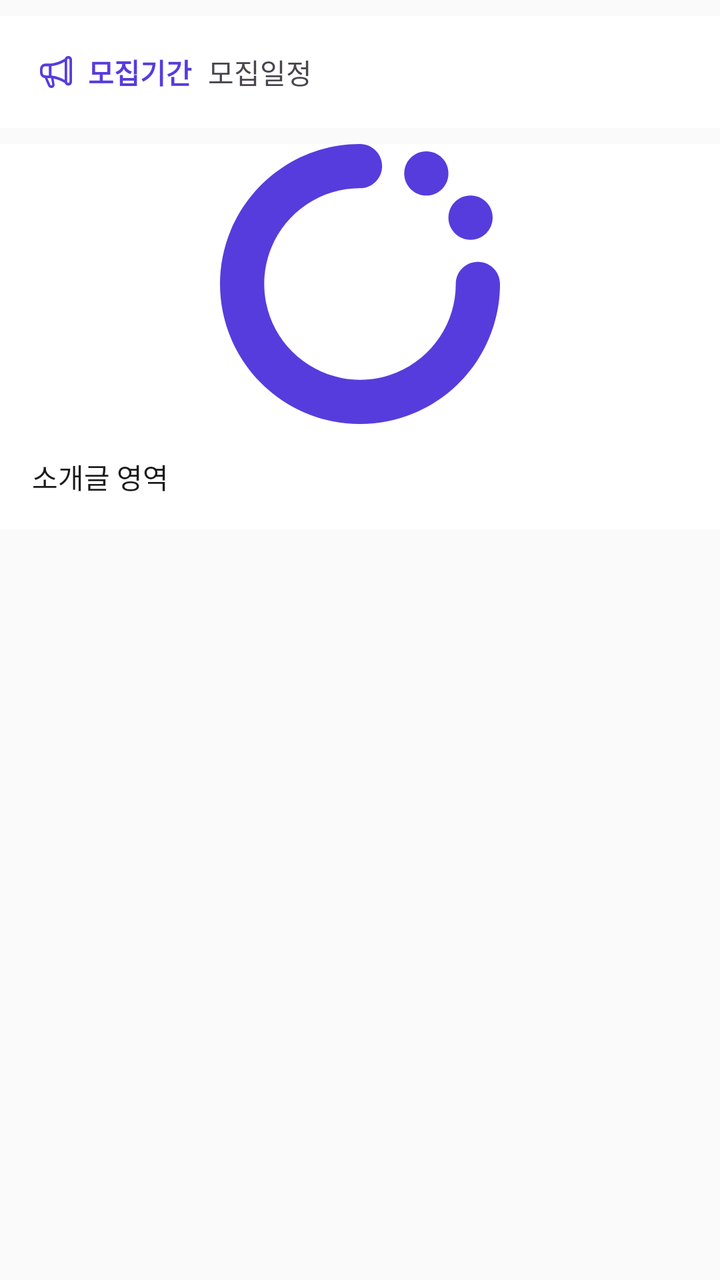
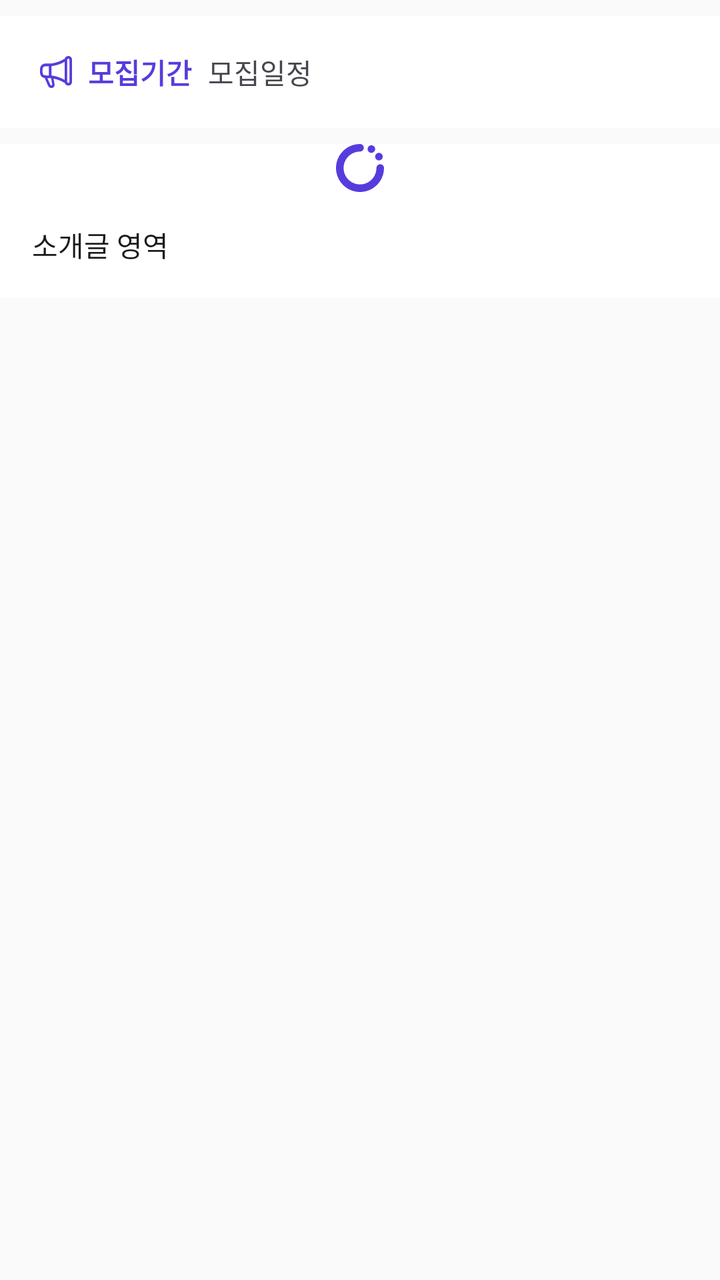

An Android layout rendered at two revisions. The XML below is the earlier revision; the diff shows what the commit changed to produce the second picture.
<!-- AndroidManifest.xml: application theme Theme.CircleOn -->
<!-- res/layout/fragment_circle_detail_introduction.xml -->
<?xml version="1.0" encoding="utf-8"?>
<androidx.core.widget.NestedScrollView xmlns:android="http://schemas.android.com/apk/res/android"
    xmlns:tools="http://schemas.android.com/tools"
    android:layout_width="match_parent"
    android:layout_height="match_parent"
    android:background="@color/grey_1"
    android:orientation="vertical"
    tools:context=".view.screen.home.CircleDetailIntroductionFragment">

    <androidx.appcompat.widget.LinearLayoutCompat
        android:layout_width="match_parent"
        android:layout_height="wrap_content"
        android:orientation="vertical">

        <androidx.appcompat.widget.LinearLayoutCompat
            android:layout_width="match_parent"
            android:layout_height="wrap_content"
            android:layout_marginTop="@dimen/margin_padding_small"
            android:padding="@dimen/margin_padding_large"
            android:orientation="horizontal"
            android:gravity="center_vertical"
            android:background="@color/white">

            <androidx.appcompat.widget.AppCompatImageView
                android:layout_width="wrap_content"
                android:layout_height="wrap_content"
                android:src="@drawable/ic_announcement"/>

            <androidx.appcompat.widget.AppCompatTextView
                android:layout_width="wrap_content"
                android:layout_height="wrap_content"
                android:layout_marginStart="@dimen/margin_padding_extremely_small"
                android:textAppearance="@style/default_bold_text"
                android:textColor="@color/purple_5"
                android:text="@string/text_recruitment_date"/>

            <androidx.appcompat.widget.AppCompatTextView
                android:id="@+id/txtRecruitmentDate"
                android:layout_width="wrap_content"
                android:layout_height="wrap_content"
                android:layout_marginStart="@dimen/margin_padding_small"
                android:text="모집일정"/>

        </androidx.appcompat.widget.LinearLayoutCompat>

        <androidx.appcompat.widget.AppCompatImageView
            android:id="@+id/imgCircleIntroduction"
            android:layout_width="match_parent"
            android:layout_height="140dp"
            android:layout_marginTop="@dimen/margin_padding_small"
            android:background="@color/white"
            android:src="@drawable/logo_main"/>

        <TextView
            android:id="@+id/txtCircleIntroductionContent"
            android:layout_width="match_parent"
            android:layout_height="wrap_content"
            android:padding="@dimen/margin_padding_large"
            android:textSize="@dimen/text_size_default"
            android:textColor="@color/grey_9"
            android:background="@color/white"
            android:text="소개글 영역"/>

    </androidx.appcompat.widget.LinearLayoutCompat>

</androidx.core.widget.NestedScrollView>
<!-- resources referenced by this layout -->
<resources>
  <color name="grey_1">#FAFAFA</color>
  <color name="grey_9">#1A1A1A</color>
  <color name="purple_5">#573CDD</color>
  <color name="white">#FFFFFFFF</color>
  <dimen name="margin_padding_extremely_small">4dp</dimen>
  <dimen name="margin_padding_large">16dp</dimen>
  <dimen name="margin_padding_small">8dp</dimen>
  <dimen name="text_size_default">14sp</dimen>
  <!-- drawable ic_announcement (drawable) -->
  <vector xmlns:android="http://schemas.android.com/apk/res/android"
      android:width="24dp"
      android:height="24dp"
      android:viewportWidth="24"
      android:viewportHeight="24">
    <path
        android:pathData="M4,11.953C4,13.741 4.83,14.803 6.382,15.033L7.914,18.622C8.305,19.548 8.852,20 9.668,20C10.728,20 11.491,19.189 11.261,17.918L10.789,15.291C12.698,15.686 14.622,16.425 16.396,17.509C16.639,18.284 17.294,18.787 18.151,18.787C19.237,18.787 20,17.976 20,16.813V5.974C20,4.811 19.237,4 18.151,4C17.274,4 16.606,4.531 16.376,5.342C14.291,6.656 11.625,7.517 9.5,7.761H7.037C5.066,7.761 4,8.86 4,10.884V11.953ZM17.577,16.813V5.974C17.577,5.615 17.807,5.364 18.151,5.364C18.488,5.364 18.718,5.615 18.718,5.974V16.813C18.718,17.172 18.488,17.423 18.151,17.423C17.807,17.423 17.577,17.172 17.577,16.813ZM9.709,13.748V9.089C12.078,8.788 14.325,8.07 16.295,6.893V15.951C14.284,14.746 12.057,14.049 9.709,13.748ZM7.037,13.712C5.782,13.712 5.282,13.21 5.282,11.953V10.884C5.282,9.628 5.782,9.125 7.037,9.125H8.427V13.712H7.037ZM9.115,18.241L7.712,15.076H9.459C9.48,15.076 9.507,15.083 9.534,15.083L10.087,18.091C10.161,18.471 9.959,18.715 9.655,18.715C9.385,18.715 9.257,18.564 9.115,18.241Z"
        android:fillColor="#573CDD"/>
  </vector>
  <string name="text_recruitment_date">모집기간</string>
  <style name="default_bold_text">
          <item name="android:textSize">@dimen/text_size_default</item>
          <item name="android:textFontWeight">600</item>
      </style>
  <style name="Theme.CircleOn" parent="Base.Theme.CircleOn" />v
  <style name="Base.Theme.CircleOn" parent="Theme.Material3.DayNight.NoActionBar">
          <item name="android:statusBarColor">@color/grey_3</item>
          <item name="actionOverflowMenuStyle">@style/pop_up_menu</item>
          <item name="popupMenuStyle">@style/pop_up_menu</item>
      </style>
  <color name="grey_3">#EBEBEB</color>
  <style name="pop_up_menu" parent="Widget.AppCompat.PopupMenu">
          <item name="android:popupBackground">@drawable/bg_overflow_menu</item>
          <item name="overlapAnchor">false</item>
          <item name="android:textAppearance">@style/pop_up_text</item>
          <item name="android:layout_width">48dp</item>
      </style>
  <!-- drawable bg_overflow_menu (drawable) -->
  <?xml version="1.0" encoding="utf-8"?>
  <shape xmlns:android="http://schemas.android.com/apk/res/android"
      android:shape="rectangle">
  
      <corners android:radius="@dimen/round_default"/>
      <stroke android:color="@color/grey_3"
          android:width="1dp" />
      <solid android:color="@color/white" />
  </shape>
  <style name="pop_up_text" parent="TextAppearance.AppCompat.Widget.PopupMenu.Small">
          <item name="android:textSize">@dimen/text_size_small</item>
          <item name="android:textColor">@color/grey_9</item>
      </style>
  <dimen name="round_default">8dp</dimen>
  <dimen name="text_size_small">12sp</dimen>
  <!-- unchanged entries left out for length: 1 -->
</resources>

<!-- the commit's change to res/layout/fragment_circle_detail_introduction.xml (unified diff, before → after) -->
@@ -15,7 +15,7 @@
         <androidx.appcompat.widget.LinearLayoutCompat
             android:layout_width="match_parent"
             android:layout_height="wrap_content"
-            android:layout_marginTop="@dimen/margin_padding_small"
+            android:layout_marginVertical="@dimen/margin_padding_small"
             android:padding="@dimen/margin_padding_large"
             android:orientation="horizontal"
             android:gravity="center_vertical"
@@ -46,8 +46,7 @@
         <androidx.appcompat.widget.AppCompatImageView
             android:id="@+id/imgCircleIntroduction"
             android:layout_width="match_parent"
-            android:layout_height="140dp"
-            android:layout_marginTop="@dimen/margin_padding_small"
+            android:layout_height="wrap_content"
             android:background="@color/white"
             android:src="@drawable/logo_main"/>
 
